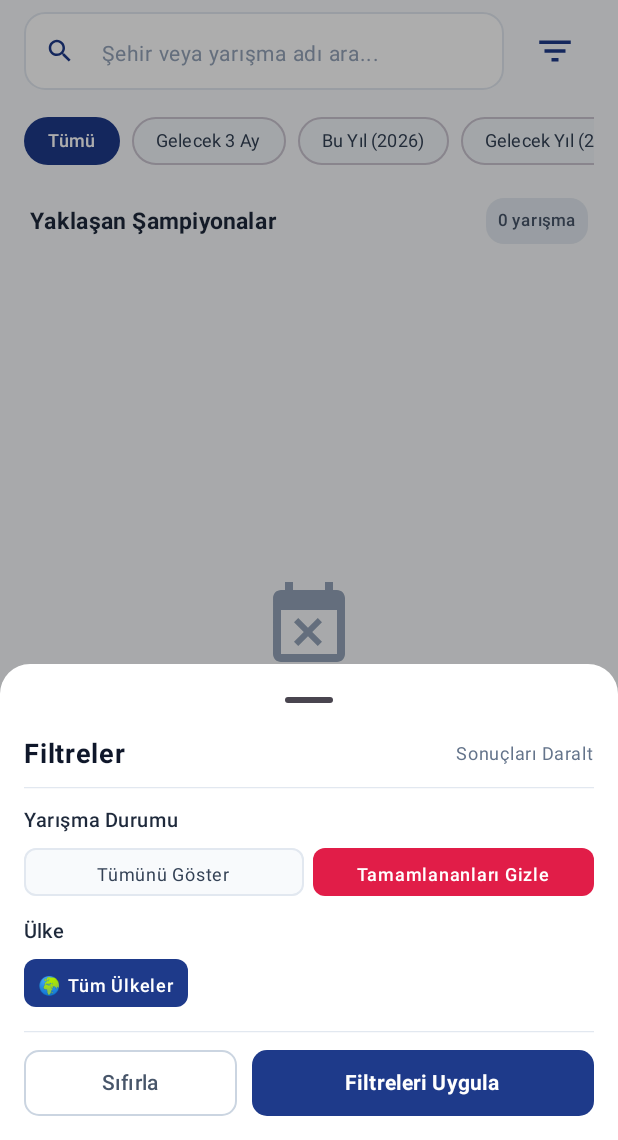
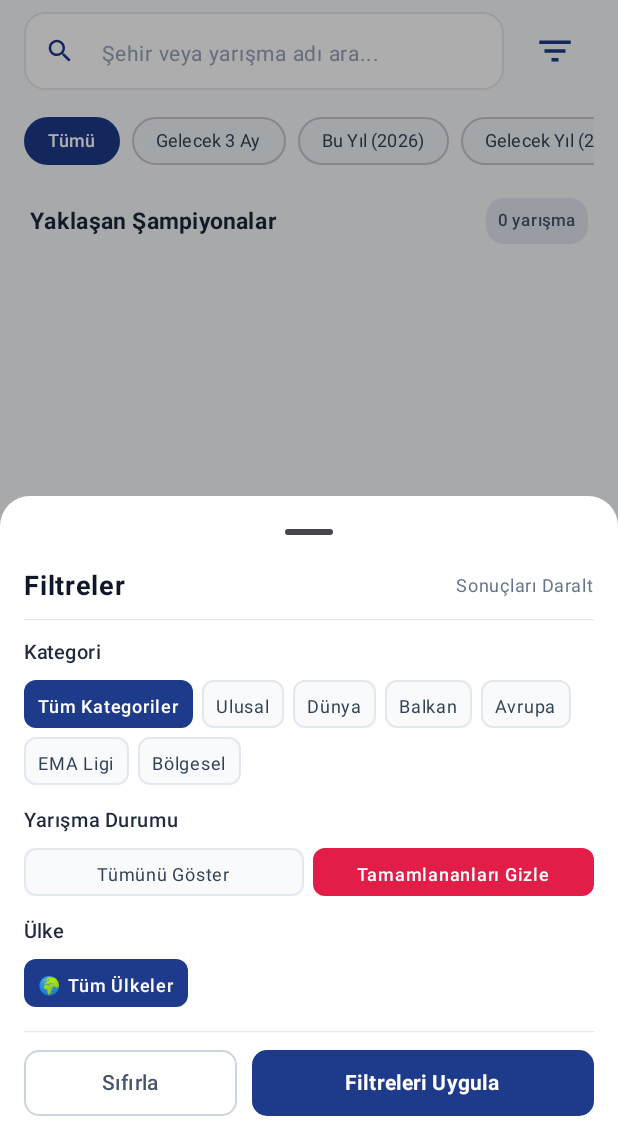
Before and after one commit to KronosEcil/master-racer, an Android app built with Jetpack Compose: the screen it shows after launch (MainActivity), after a tap on "Filtrele", on a phone screen of 412 x 824 dp, the part 96-1236 px from its top. Run offline under Robolectric (Android 15) with nearby library versions, the light colour scheme and no system bars; our stand-ins replace Firebase (no records; nobody signed in at launch, a user with empty details on screens opened directly).

Commit message:
feat(categories,ffa): standart yarışma kategorileri (Ulusal, Dünya, Balkan, Avrupa, EMA Ligi, Bölgesel), kategori filtresi ve Nantes EMA Ligi 20 Şubat 2027 düzeltmesi

```diff
--- a/android/app/src/main/java/com/ecil/masterracer/ui/components/CompetitionCard.kt
+++ b/android/app/src/main/java/com/ecil/masterracer/ui/components/CompetitionCard.kt
@@ -99,7 +99,7 @@ fun CompetitionCard(
                             .padding(horizontal = 6.dp, vertical = 2.dp)
                     ) {
                         Text(
-                            text = competition.federation.ifBlank { "FEDERASYON" },
+                            text = competition.getScopeTitle(),
                             fontSize = 10.sp,
                             fontWeight = FontWeight.Bold,
                             color = MaterialTheme.colorScheme.primary,
--- a/android/app/src/main/java/com/ecil/masterracer/ui/components/FilterBottomSheet.kt
+++ b/android/app/src/main/java/com/ecil/masterracer/ui/components/FilterBottomSheet.kt
@@ -37,6 +37,9 @@ import com.ecil.masterracer.ui.theme.BluePrimary
 @Composable
 fun FilterBottomSheet(
     sheetState: SheetState,
+    selectedScopes: Set<String> = emptySet(),
+    onScopeToggle: (String) -> Unit = {},
+    onClearScopes: () -> Unit = {},
     availableCountries: List<Pair<String, String>>, // Pair(code, name)
     selectedCountries: Set<String>,
     onCountryToggle: (String) -> Unit,
@@ -46,6 +49,15 @@ fun FilterBottomSheet(
     onResetFilters: () -> Unit,
     onDismiss: () -> Unit
 ) {
+    val scopeOptions = listOf(
+        "national" to "Ulusal",
+        "world" to "Dünya",
+        "balkan" to "Balkan",
+        "europe" to "Avrupa",
+        "ema_league" to "EMA Ligi",
+        "regional" to "Bölgesel"
+    )
+
     ModalBottomSheet(
         onDismissRequest = onDismiss,
         sheetState = sheetState,
@@ -83,7 +95,35 @@ fun FilterBottomSheet(
             HorizontalDivider(color = Color(0xFFE2E8F0), thickness = 0.8.dp)
             Spacer(modifier = Modifier.height(10.dp))
 
-            // 3. YARIŞMA DURUMU
+            // 1. KATEGORİ SEÇİMİ
+            SectionHeader(
+                title = "Kategori",
+                badgeText = if (selectedScopes.isNotEmpty()) "${selectedScopes.size} seçili" else null
+            )
+            Spacer(modifier = Modifier.height(6.dp))
+            FlowRow(
+                modifier = Modifier.fillMaxWidth(),
+                horizontalArrangement = Arrangement.spacedBy(6.dp),
+                verticalArrangement = Arrangement.spacedBy(6.dp)
+            ) {
+                CompactChip(
+                    selected = selectedScopes.isEmpty(),
+                    onClick = onClearScopes,
+                    label = "Tüm Kategoriler"
+                )
+
+                scopeOptions.forEach { (scopeCode, scopeLabel) ->
+                    CompactChip(
+                        selected = selectedScopes.contains(scopeCode),
+                        onClick = { onScopeToggle(scopeCode) },
+                        label = scopeLabel
+                    )
+                }
+            }
+
+            Spacer(modifier = Modifier.height(12.dp))
+
+            // 2. YARIŞMA DURUMU
             SectionHeader(title = "Yarışma Durumu")
             Spacer(modifier = Modifier.height(6.dp))
             Row(
@@ -108,7 +148,7 @@ fun FilterBottomSheet(
 
             Spacer(modifier = Modifier.height(12.dp))
 
-            // 4. ÜLKE SEÇİMİ
+            // 3. ÜLKE SEÇİMİ
             SectionHeader(
                 title = "Ülke",
                 badgeText = if (selectedCountries.isNotEmpty()) "${selectedCountries.size} seçili" else null
--- a/android/app/src/main/java/com/ecil/masterracer/ui/screens/HomeScreen.kt
+++ b/android/app/src/main/java/com/ecil/masterracer/ui/screens/HomeScreen.kt
@@ -332,6 +332,9 @@ fun HomeScreen(
     if (showFilterSheet) {
         FilterBottomSheet(
             sheetState = filterSheetState,
+            selectedScopes = uiState.selectedScopes,
+            onScopeToggle = { viewModel.onScopeToggle(it) },
+            onClearScopes = { viewModel.clearScopeFilters() },
             availableCountries = uiState.availableCountries,
             selectedCountries = uiState.selectedCountries,
             onCountryToggle = { viewModel.onCountryToggle(it) },
--- a/android/app/src/main/java/com/ecil/masterracer/ui/viewmodel/CompetitionUiState.kt
+++ b/android/app/src/main/java/com/ecil/masterracer/ui/viewmodel/CompetitionUiState.kt
@@ -9,6 +9,7 @@ data class CompetitionUiState(
     val isRefreshing: Boolean = false,
     val errorMessage: String? = null,
     val searchQuery: String = "",
+    val selectedScopes: Set<String> = emptySet(),
     val selectedCountries: Set<String> = emptySet(),
     val selectedDatePreset: String = "all", // "all", "next_30", "next_90", "season"
     val hideCompleted: Boolean = true,
@@ -18,6 +19,7 @@ data class CompetitionUiState(
     val activeFilterCount: Int
         get() {
             var count = 0
+            count += selectedScopes.size
             count += selectedCountries.size
             if (selectedDatePreset != "all") count++
             if (!hideCompleted) count++ // Varsayılan gizli olduğu için, geçmişi de gösterirse ekstra filtre sayılır
```
Also changed, not shown: android/app/src/main/java/com/ecil/masterracer/data/model/Competition.kt (+56 -15 lines), android/app/src/main/java/com/ecil/masterracer/data/repository/CompetitionRepository.kt (+7 -4 lines), android/app/src/main/java/com/ecil/masterracer/ui/viewmodel/CompetitionViewModel.kt (+25 -2 lines), 5 other files.
